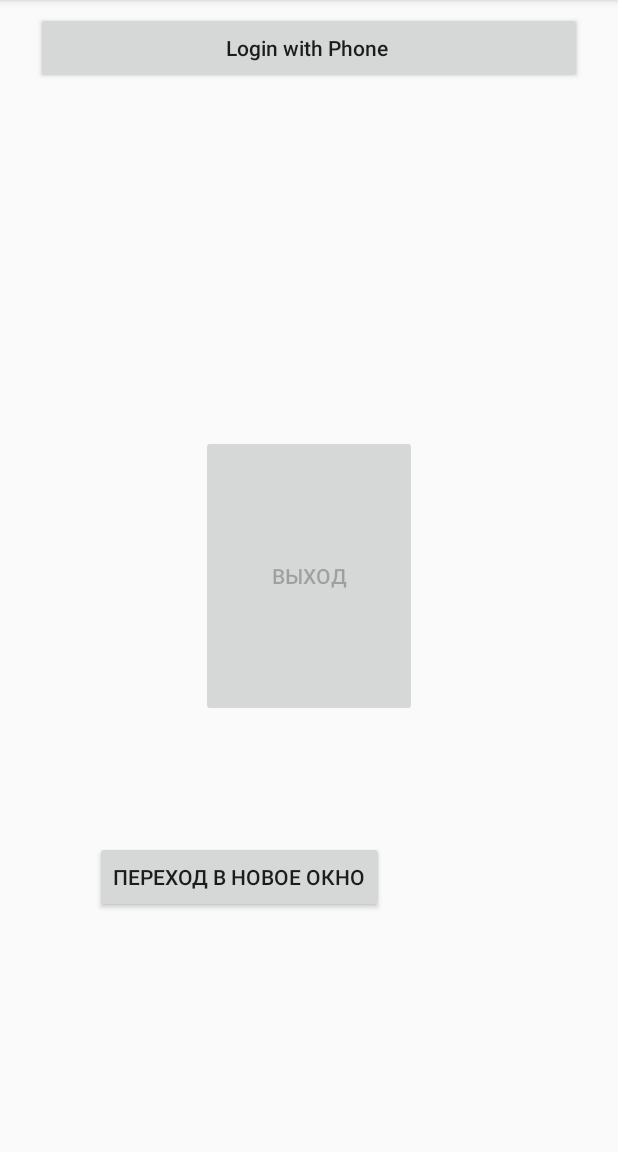
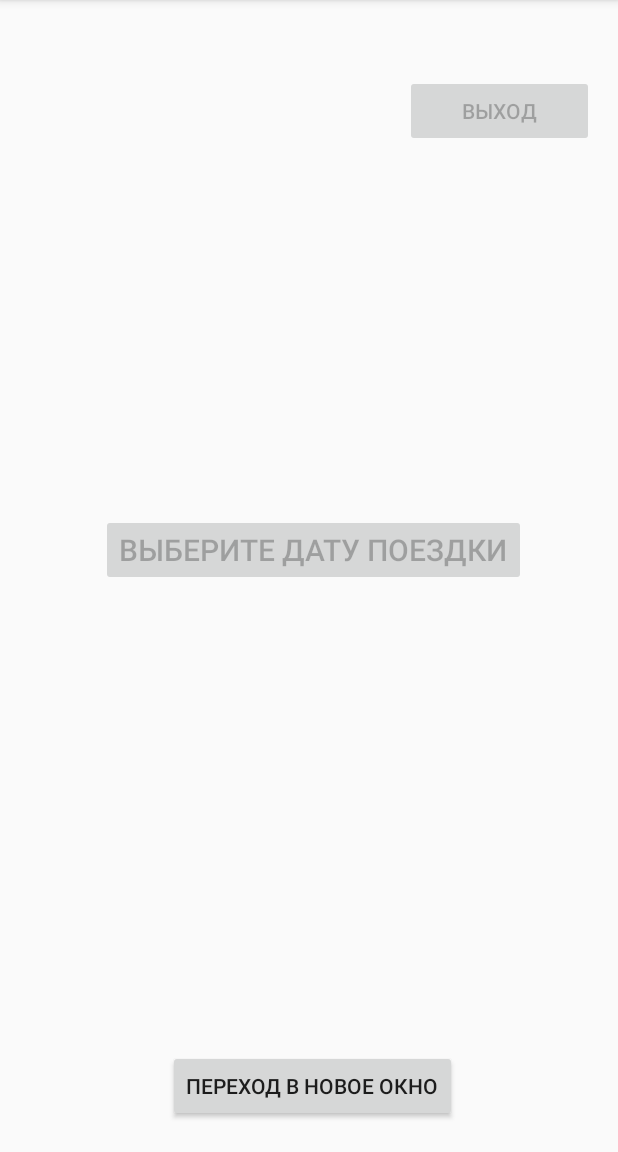
Before and after one commit to Alex22485/P_081119_twoativ_auth_and_database, an Android app: the Main2Activity screen opened directly, with no data from a screen before it, on a phone screen of 412 x 824 dp, the part 84-1236 px from its top. Run offline under Robolectric (Android 15) with nearby library versions, the phone set to English and light mode, and no system bars; our stand-ins replace Firebase (no records; nobody signed in at launch, a user with empty details on screens opened directly); libraries missing offline, so code that uses them is left out: com.firebase.ui; 2 statements that could not run were skipped.

```diff
--- a/app/src/main/java/com/mapbox/mapboxandroiddemo/examples/p_081119_twoativ_auth_and_database/Main2Activity.java
+++ b/app/src/main/java/com/mapbox/mapboxandroiddemo/examples/p_081119_twoativ_auth_and_database/Main2Activity.java
@@ -1,10 +1,13 @@
 package com.mapbox.mapboxandroiddemo.examples.p_081119_twoativ_auth_and_database;
 
+import android.app.DatePickerDialog;
 import android.content.DialogInterface;
 import android.content.Intent;
 import android.os.Bundle;
 import android.view.View;
 import android.widget.Button;
+import android.widget.DatePicker;
+import android.widget.TextView;
 import android.widget.Toast;
 
 import androidx.annotation.Nullable;
@@ -18,6 +21,7 @@ import com.google.firebase.auth.FirebaseUser;
 import com.google.firebase.database.DatabaseReference;
 import com.google.firebase.database.FirebaseDatabase;
 
+import java.util.Calendar;
 import java.util.Collections;
 
 public class Main2Activity extends AppCompatActivity implements View.OnClickListener {
@@ -27,6 +31,16 @@ public class Main2Activity extends AppCompatActivity implements View.OnClickList
     Button three_window;
     private static final int RC_SIGN_IN = 101;
 
+
+    Button choisData;
+    TextView settext;
+    int year;
+    int month;
+    int dayOfmonth;
+    Calendar calendar;
+    DatePickerDialog datePickerDialog;
+
+
     @Override
     protected void onCreate(Bundle savedInstanceState) {
         super.onCreate(savedInstanceState);
@@ -35,6 +49,31 @@ public class Main2Activity extends AppCompatActivity implements View.OnClickList
 
         three_window = (Button) findViewById(R.id.three_window);
         three_window.setOnClickListener(this);
+
+
+//Add Calendar
+
+        choisData=findViewById(R.id.choisData);
+        settext=findViewById(R.id.settext);
+
+        choisData.setOnClickListener(new View.OnClickListener() {
+            @Override
+            public void onClick(View view) {
+                calendar=Calendar.getInstance();
+                year=calendar.get(Calendar.YEAR);
+                month=calendar.get(Calendar.MONTH);
+                dayOfmonth=calendar.get(Calendar.DAY_OF_MONTH);
+                datePickerDialog=new DatePickerDialog(Main2Activity.this,
+                        new DatePickerDialog.OnDateSetListener() {
+                            @Override
+                            public void onDateSet(DatePicker datePicker, int year, int month, int day) {
+                                settext.setText(day + "." + (month + 1) + "." + year);
+                            }
+                        }, year,month,dayOfmonth);
+                datePickerDialog.show();
+            }
+        });
+
 
 
         doPhoneLogin();
@@ -68,6 +107,7 @@ public class Main2Activity extends AppCompatActivity implements View.OnClickList
                 );
                 showAlertDialog(user);
                 btn_sign_out.setEnabled(true);
+                choisData.setEnabled(true);
                 String user_id = user.getPhoneNumber();
                 DatabaseReference current_user_db = FirebaseDatabase.getInstance().getReference().child("Users").child("Customers").child(user_id);
                 current_user_db.setValue(user_id);
--- a/app/src/main/res/layout/activity_main2.xml
+++ b/app/src/main/res/layout/activity_main2.xml
@@ -9,40 +9,57 @@
     >
 
     <Button
-        android:id="@+id/buttonPhoneAuth"
-        android:layout_width="match_parent"
+        android:id="@+id/btn_sign_out"
+        android:layout_width="126dp"
         android:layout_height="wrap_content"
-        android:layout_marginBottom="8dp"
-        android:layout_marginEnd="24dp"
-        android:layout_marginStart="24dp"
-        android:layout_marginTop="8dp"
-        android:text="Login with Phone "
-        android:textAllCaps="false"
-
-        app:layout_constraintBottom_toBottomOf="parent"
-        app:layout_constraintEnd_toEndOf="parent"
-        app:layout_constraintStart_toStartOf="parent"
-        app:layout_constraintTop_toTopOf="parent"
-        />
-    <Button
-        android:id="@+id/btn_sign_out"
-        android:layout_width="144dp"
-        android:layout_height="188dp"
-        android:layout_centerInParent="true"
+        android:layout_alignParentEnd="true"
+        android:layout_alignParentRight="true"
+        android:layout_alignParentBottom="true"
+        android:layout_marginEnd="16dp"
+        android:layout_marginRight="16dp"
+        android:layout_marginBottom="670dp"
         android:enabled="false"
-        android:text="Выход"
-        />
+        android:onClick="Exit"
+        android:text="Выход" />
 
     <Button
+        android:id="@+id/choisData"
         android:layout_width="wrap_content"
         android:layout_height="wrap_content"
         android:layout_alignParentEnd="true"
         android:layout_alignParentRight="true"
         android:layout_alignParentBottom="true"
-        android:layout_marginEnd="156dp"
-        android:layout_marginRight="156dp"
-        android:layout_marginBottom="159dp"
-        android:text="Переход в новое окно"
-        android:id="@+id/three_window"/>
+        android:layout_marginEnd="61dp"
+        android:layout_marginRight="61dp"
+        android:layout_marginBottom="377dp"
+        android:enabled="false"
+        android:text="Выберите дату поездки"
+        android:textSize="20dp">
+
+    </Button>
+
+    <TextView
+        android:id="@+id/settext"
+        android:layout_width="wrap_content"
+        android:layout_height="wrap_content"
+        android:layout_above="@+id/choisData"
+        android:layout_centerHorizontal="true"
+        android:layout_marginTop="1dp"
+        android:layout_marginEnd="207dp"
+        android:layout_marginRight="207dp"
+        android:layout_marginBottom="-181dp"
+        android:textSize="30dp" />
+
+    <Button
+        android:id="@+id/three_window"
+        android:layout_width="wrap_content"
+        android:layout_height="wrap_content"
+        android:layout_alignParentEnd="true"
+        android:layout_alignParentRight="true"
+        android:layout_alignParentBottom="true"
+        android:layout_marginEnd="107dp"
+        android:layout_marginRight="107dp"
+        android:layout_marginBottom="20dp"
+        android:text="Переход в новое окно" />
 
 </RelativeLayout>
```
